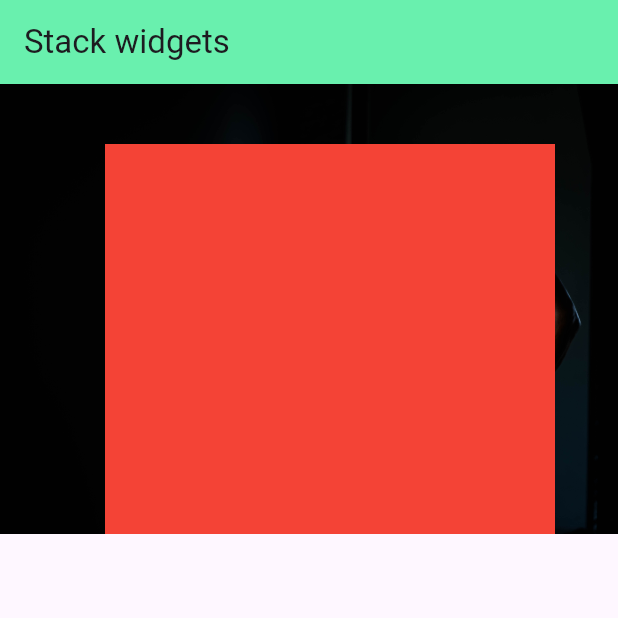
After one commit to Jashwanth-Gowda-R/my_flutter_widgets, a Flutter app: the screen it shows after launch, on a phone screen of 412 x 824 dp, the top half of it. The commit adds this screen. Run offline on Flutter 3.47's test engine with Material 2 defaults, Android fonts, the phone set to English and light mode, and no system bars; our stand-ins replace animated_text_kit, cached_network_image.

Commit message:
added stack widget

```diff
--- a/lib/main.dart
+++ b/lib/main.dart
@@ -1,5 +1,5 @@
 import 'package:flutter/material.dart';
-import 'package:flutter_widgets/views/widgets/form.dart';
+import 'package:flutter_widgets/views/widgets/stack.dart';
 
 void main() {
   runApp(const MyApp());
@@ -19,7 +19,7 @@ class MyApp extends StatelessWidget {
         primaryColor: Colors.greenAccent,
         useMaterial3: true,
       ),
-      home: const FormWidget(),
+      home: const StackWidget(),
     );
   }
 }
--- /dev/null
+++ b/lib/views/widgets/stack.dart
@@ -0,0 +1,94 @@
+import 'package:flutter/material.dart';
+
+class StackWidget extends StatefulWidget {
+  const StackWidget({super.key});
+
+  @override
+  State<StackWidget> createState() => _StackWidgetState();
+}
+
+class _StackWidgetState extends State<StackWidget> {
+  @override
+  Widget build(BuildContext context) {
+    return Scaffold(
+      appBar: AppBar(
+        title: const Text('Stack widgets'),
+        backgroundColor: Colors.greenAccent,
+      ),
+      body: Stack(
+        children: [
+          Positioned(
+            child: Container(
+              height: 300,
+              width: MediaQuery.of(context).size.width,
+              decoration: const BoxDecoration(
+                color: Colors.red,
+                image: DecorationImage(
+                  image: AssetImage(
+                    'assets/img/Jashwant-44.jpg',
+                  ),
+                  fit: BoxFit.cover,
+                ),
+              ),
+            ),
+          ),
+          Positioned(
+            top: 40,
+            left: 70,
+            child: Container(
+              width: 300,
+              height: 300,
+              color: Colors.red,
+            ),
+          ),
+        ],
+      ),
+    );
+  }
+}
+
+class ColorStackWidget extends StatelessWidget {
+  const ColorStackWidget({
+    super.key,
+  });
+
+  @override
+  Widget build(BuildContext context) {
+    return Container(
+      color: Colors.blue,
+      child: Center(
+        child: Stack(
+          children: [
+            Positioned(
+              top: 40,
+              right: 70,
+              child: Container(
+                width: 300,
+                height: 300,
+                color: Colors.amber,
+              ),
+            ),
+            Positioned(
+              left: 20,
+              bottom: 30,
+              child: Container(
+                width: 50,
+                height: 50,
+                color: Colors.red,
+              ),
+            ),
+            Positioned(
+              right: 70,
+              bottom: 10,
+              child: Container(
+                width: 25,
+                height: 25,
+                color: Colors.black,
+              ),
+            ),
+          ],
+        ),
+      ),
+    );
+  }
+}
```
